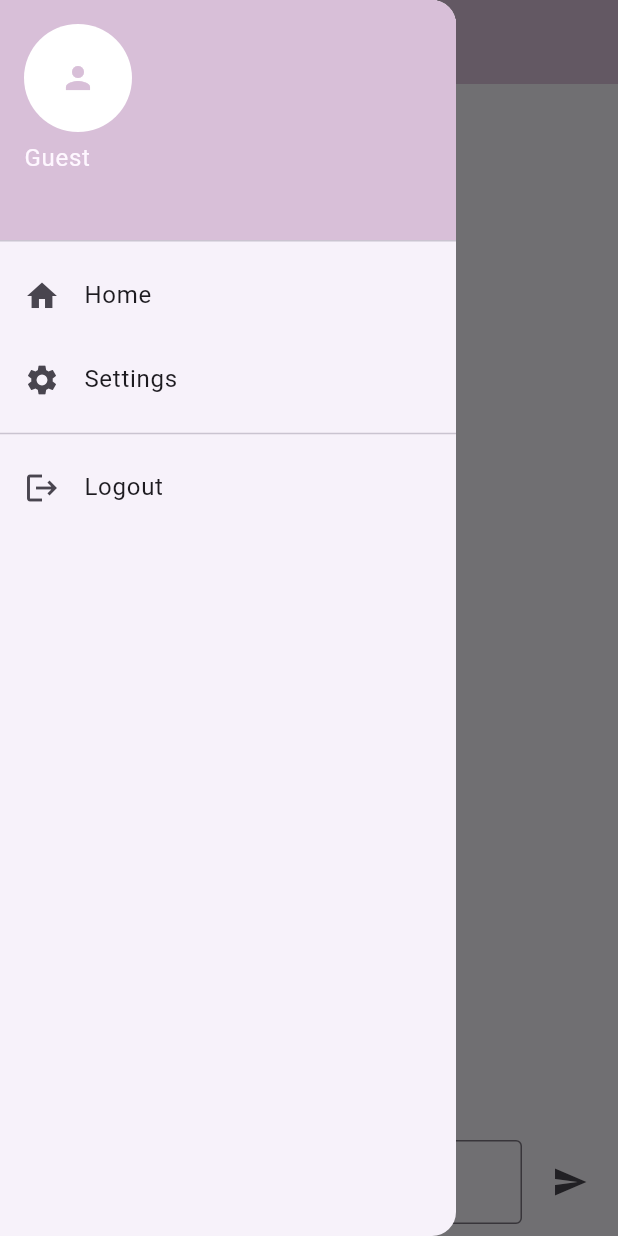
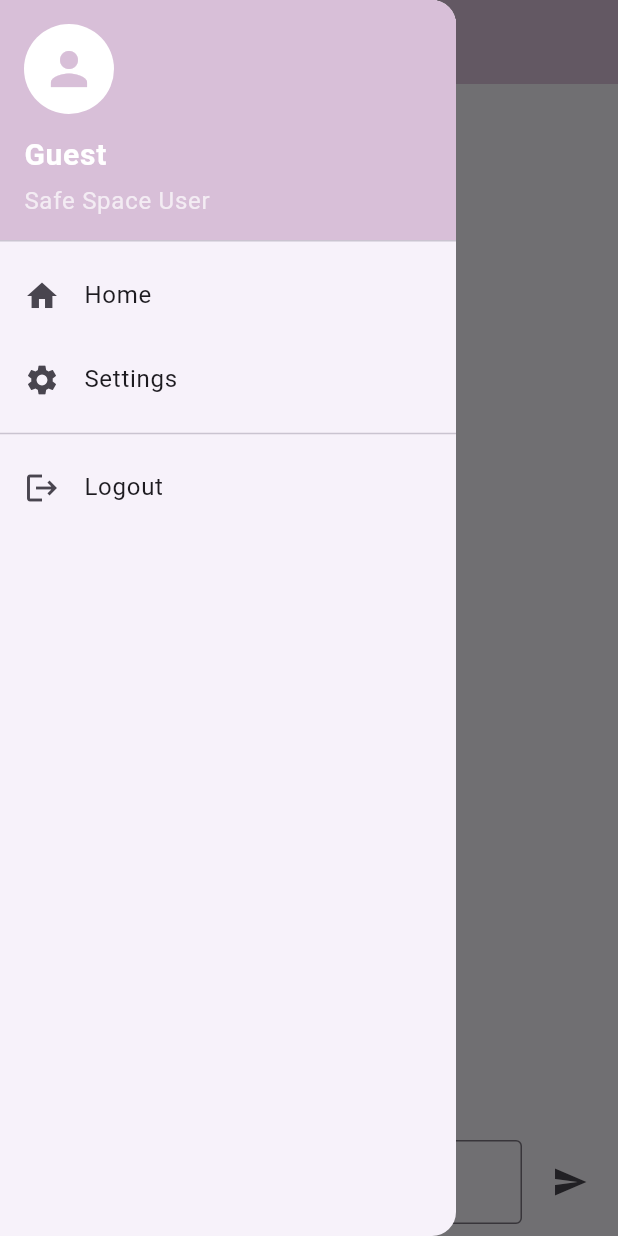
Before and after one commit to Ba-jx/safespace, a Flutter app: the DoctorCommunicationScreen screen opened by its route, with the side drawer open, on a phone screen of 412 x 824 dp. Run offline on Flutter 3.47's test engine with Material 3 defaults, Android fonts, the phone set to English and light mode, and no system bars; our stand-ins replace cloud_firestore, firebase_auth, firebase_core, table_calendar; accounts and stored records are empty.

Commit message:
Update custom_drawer.dart

```diff
--- a/lib/widgets/custom_drawer.dart
+++ b/lib/widgets/custom_drawer.dart
@@ -14,13 +14,33 @@ class CustomDrawer extends StatelessWidget {
       child: ListView(
         padding: EdgeInsets.zero,
         children: [
-          UserAccountsDrawerHeader(
-            decoration: const BoxDecoration(color: Color(0xFFD8BFD8)),
-            accountName: Text(userName.isNotEmpty ? userName : 'User'),
-            accountEmail: const Text(''), // or show email if available
-            currentAccountPicture: const CircleAvatar(
-              backgroundColor: Colors.white,
-              child: Icon(Icons.person, color: Color(0xFFD8BFD8)),
+          DrawerHeader(
+            decoration: const BoxDecoration(
+              color: Color(0xFFD8BFD8), // lilac
+            ),
+            child: Column(
+              crossAxisAlignment: CrossAxisAlignment.start,
+              children: [
+                const CircleAvatar(
+                  radius: 30,
+                  backgroundColor: Colors.white,
+                  child: Icon(Icons.person, size: 36, color: Color(0xFFD8BFD8)),
+                ),
+                const SizedBox(height: 12),
+                Text(
+                  userName.isNotEmpty ? userName : 'Welcome',
+                  style: const TextStyle(
+                    color: Colors.white,
+                    fontSize: 20,
+                    fontWeight: FontWeight.bold,
+                  ),
+                ),
+                const SizedBox(height: 4),
+                const Text(
+                  'Safe Space User',
+                  style: TextStyle(color: Colors.white70),
+                ),
+              ],
             ),
           ),
           ListTile(
```
